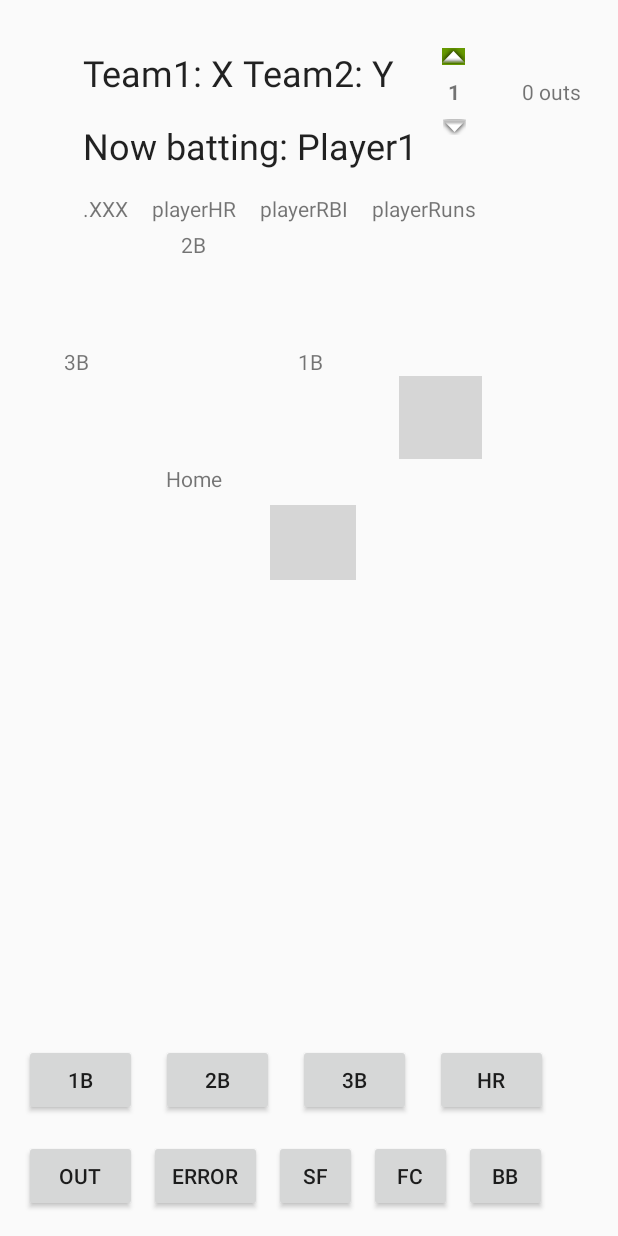
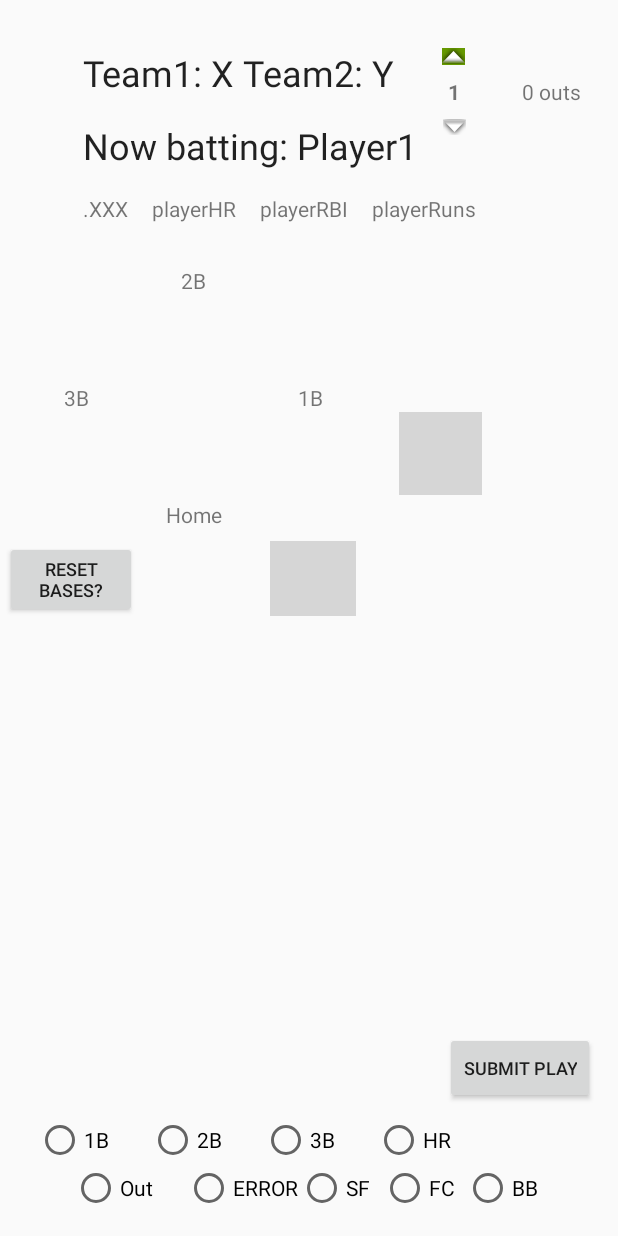
Before and after one commit to EddieF87/Softball-Statkeeper, an Android app: the layout activity_game.xml on its own in the app's theme, with its tools: preview values and no code run, on a phone screen of 412 x 824 dp. Run offline under Robolectric (Android 15) with nearby library versions, the phone set to English and light mode, and no system bars; grey boxes are pictures that could not be loaded.

Commit message:
A bunch of stuff- implemented radio groups, reset/submit buttons, etc

```diff
--- a/app/src/main/java/com/example/android/scorekeepdraft1/MainActivity.java
+++ b/app/src/main/java/com/example/android/scorekeepdraft1/MainActivity.java
@@ -17,7 +17,7 @@ public class MainActivity extends AppCompatActivity {
         startGame.setOnClickListener(new View.OnClickListener() {
             @Override
             public void onClick(View view) {
-                Intent intent = new Intent(MainActivity.this, Game.class);
+                Intent intent = new Intent(MainActivity.this, GameActivity.class);
                 startActivity(intent);
             }
         });
--- /dev/null
+++ b/app/src/main/java/com/example/android/scorekeepdraft1/StandingsActivity.java
@@ -0,0 +1,13 @@
+package com.example.android.scorekeepdraft1;
+
+import android.support.v7.app.AppCompatActivity;
+import android.os.Bundle;
+
+public class StandingsActivity extends AppCompatActivity {
+
+    @Override
+    protected void onCreate(Bundle savedInstanceState) {
+        super.onCreate(savedInstanceState);
+        setContentView(R.layout.activity_standings);
+    }
+}
--- /dev/null
+++ b/app/src/main/java/com/example/android/scorekeepdraft1/StatsActivity.java
@@ -0,0 +1,13 @@
+package com.example.android.scorekeepdraft1;
+
+import android.support.v7.app.AppCompatActivity;
+import android.os.Bundle;
+
+public class StatsActivity extends AppCompatActivity {
+
+    @Override
+    protected void onCreate(Bundle savedInstanceState) {
+        super.onCreate(savedInstanceState);
+        setContentView(R.layout.activity_stats);
+    }
+}
--- a/app/src/main/java/com/example/android/scorekeepdraft1/undoredo/AtBat.java
+++ b/app/src/main/java/com/example/android/scorekeepdraft1/undoredo/AtBat.java
@@ -9,7 +9,7 @@ import java.util.ArrayList;
 import java.util.Arrays;
 import java.util.List;
 
-import com.example.android.scorekeepdraft1.Game;
+import com.example.android.scorekeepdraft1.GameActivity;
 import com.example.android.scorekeepdraft1.Player;
 
 /**
@@ -58,18 +58,18 @@ public class AtBat {
         return "test: initalbase = " + Arrays.toString(initialBases) + "   index = " + lineupIndex + "\n final bases = " + Arrays.toString(finalBases);
     }
 
-    public void undoPlays(Game game) {
+    public void undoPlays(GameActivity game) {
         for (Play play : plays) {
             play.undoPlay(game);
         }
-        game.editOnBase(initialBases);
+        //TODO game.editOnBase(initialBases);
     }
 
-    public void redoPlays(Game game) {
+    public void redoPlays(GameActivity game) {
         for (Play play : plays) {
             play.redoPlay(game);
         }
-        game.editOnBase(finalBases);
+        //TODO game.editOnBase(finalBases);
     }
 
 }
--- /dev/null
+++ b/app/src/main/java/com/example/android/scorekeepdraft1/undoredo/BaseLog.java
@@ -0,0 +1,17 @@
+package com.example.android.scorekeepdraft1.undoredo;
+
+/**
+ * Created by Eddie on 26/08/2017.
+ */
+
+public class BaseLog {
+    private String[] basepositions;
+
+    public BaseLog(String batter, String first, String second, String third) {
+        this.basepositions =  new String[]{batter, first, second, third};
+    }
+
+    public String[] getBasepositions() {
+        return basepositions;
+    }
+}
--- a/app/src/main/java/com/example/android/scorekeepdraft1/undoredo/Inning.java
+++ b/app/src/main/java/com/example/android/scorekeepdraft1/undoredo/Inning.java
@@ -8,7 +8,7 @@ package com.example.android.scorekeepdraft1.undoredo;
 import java.util.ArrayList;
 import java.util.List;
 
-import com.example.android.scorekeepdraft1.Game;
+import com.example.android.scorekeepdraft1.GameActivity;
 import com.example.android.scorekeepdraft1.Team;
 
 
@@ -40,7 +40,7 @@ public class Inning {
         atBats.add(ab);
     }
 
-    public void undoAtBat(Game game) {
+    public void undoAtBat(GameActivity game) {
         if (atBats.isEmpty()) {
             manager.previousInning();
             return;
@@ -56,7 +56,7 @@ public class Inning {
         undoOrRedo(game);
     }
 
-    public void redoAtBat(Game game) {
+    public void redoAtBat(GameActivity game) {
         if (redoList.isEmpty()) {
             if (game.getGameOuts() == 3) {
                 manager.nextInning();
@@ -77,11 +77,11 @@ public class Inning {
         undoOrRedo(game);
     }
 
-    public void undoOrRedo(Game game) {
+    public void undoOrRedo(GameActivity game) {
         System.out.println("To undo an AB, type 'u'\nTo redo an AB, type 'r'"
                 + "\nTo continue, type any other key");
 
-        /*String command = Game.reader.nextLine();
+        /*String command = GameActivity.reader.nextLine();
 
         if (command.equals("u")) {
             undoAtBat(game);
--- a/app/src/main/java/com/example/android/scorekeepdraft1/undoredo/Play.java
+++ b/app/src/main/java/com/example/android/scorekeepdraft1/undoredo/Play.java
@@ -5,7 +5,7 @@
  */
 package com.example.android.scorekeepdraft1.undoredo;
 
-import com.example.android.scorekeepdraft1.Game;
+import com.example.android.scorekeepdraft1.GameActivity;
 import com.example.android.scorekeepdraft1.Player;
 import com.example.android.scorekeepdraft1.Team;
 
@@ -37,7 +37,7 @@ public class Play {
         return team;
     }
 
-    public void undoPlay(Game game) {
+    public void undoPlay(GameActivity game) {
 
         switch (action) {
             case "s":
@@ -89,7 +89,7 @@ public class Play {
         }
     }
 
-    public void redoPlay(Game game) {
+    public void redoPlay(GameActivity game) {
 
         switch (action) {
             case "s":
--- a/app/src/main/java/com/example/android/scorekeepdraft1/undoredo/UndoRedoManager.java
+++ b/app/src/main/java/com/example/android/scorekeepdraft1/undoredo/UndoRedoManager.java
@@ -7,7 +7,7 @@ package com.example.android.scorekeepdraft1.undoredo;
 
 import java.util.ArrayList;
 import java.util.List;
-import com.example.android.scorekeepdraft1.Game;
+import com.example.android.scorekeepdraft1.GameActivity;
 
 /**
  *
@@ -17,9 +17,9 @@ public class UndoRedoManager {
 
     private List<Inning> innings = new ArrayList<>();
     private List<Inning> redoInningList = new ArrayList<>();
-    private Game game;
+    private GameActivity game;
 
-    public UndoRedoManager(Game game) {
+    public UndoRedoManager(GameActivity game) {
         this.game = game;
     }
 
--- a/app/src/main/res/layout/activity_game.xml
+++ b/app/src/main/res/layout/activity_game.xml
@@ -4,15 +4,12 @@
     xmlns:tools="http://schemas.android.com/tools"
     android:layout_width="match_parent"
     android:layout_height="match_parent"
-    tools:context="com.example.android.scorekeepdraft1.Game">
+    tools:context="com.example.android.scorekeepdraft1.GameActivity">
 
     <TextView
         android:id="@+id/second_text"
         android:layout_width="wrap_content"
         android:layout_height="wrap_content"
-        android:layout_marginBottom="0dp"
-        android:layout_marginLeft="0dp"
-        android:layout_marginRight="0dp"
         android:text="2B"
         app:layout_constraintBottom_toTopOf="@+id/second_display"
         app:layout_constraintLeft_toLeftOf="@+id/second_display"
@@ -30,7 +27,7 @@
         android:layout_marginEnd="8dp"
         app:layout_constraintTop_toTopOf="parent"
         android:layout_marginTop="32dp"
-        android:layout_marginRight="0dp"
+        android:layout_marginRight="8dp"
         app:layout_constraintRight_toRightOf="parent"
         app:layout_constraintHorizontal_bias="0.25" />
 
@@ -42,98 +39,98 @@
         android:textAppearance="@style/TextAppearance.AppCompat.Headline"
         android:layout_marginTop="16dp"
         app:layout_constraintTop_toBottomOf="@+id/scoreboard"
-        android:layout_marginLeft="0dp"
         app:layout_constraintLeft_toLeftOf="@+id/scoreboard" />
 
-    <Button
-        android:id="@+id/error"
+
+    <RadioGroup xmlns:android="http://schemas.android.com/apk/res/android"
+        android:id="@+id/group1"
+        android:layout_width="wrap_content"
+        android:layout_height="wrap_content"
+        android:layout_marginBottom="0dp"
+        android:layout_marginLeft="16dp"
+        android:layout_marginStart="24dp"
+        android:orientation="horizontal"
+        app:layout_constraintBottom_toTopOf="@+id/group2"
+        app:layout_constraintLeft_toLeftOf="parent">
+
+
+        <RadioButton
+            android:id="@+id/single"
             android:layout_width="75dp"
             android:layout_height="wrap_content"
-        android:text="ERROR"
-        app:layout_constraintBottom_toBottomOf="@+id/out"
-        android:layout_marginBottom="0dp"
-        app:layout_constraintLeft_toRightOf="@+id/out"
-        android:layout_marginLeft="8dp" />
+            android:onClick="onRadioButtonClicked"
+            android:text="1B" />
 
-    <Button
+        <RadioButton
+            android:id="@+id/dbl"
+            android:layout_width="75dp"
+            android:layout_height="wrap_content"
+            android:onClick="onRadioButtonClicked"
+            android:text="2B" />
+
+        <RadioButton
             android:id="@+id/triple"
             android:layout_width="75dp"
             android:layout_height="wrap_content"
-        android:text="3B"
-        app:layout_constraintBottom_toBottomOf="@+id/dbl"
-        android:layout_marginBottom="0dp"
-        app:layout_constraintLeft_toRightOf="@+id/dbl"
-        android:layout_marginLeft="16dp" />
+            android:onClick="onRadioButtonClicked"
+            android:text="3B" />
 
-    <Button
-        android:id="@+id/single"
+        <RadioButton
+            android:id="@+id/hr"
             android:layout_width="75dp"
             android:layout_height="wrap_content"
-        android:text="1B"
+            android:onClick="onRadioButtonClicked"
+            android:text="HR" />
+
+    </RadioGroup>
+
+    <RadioGroup xmlns:android="http://schemas.android.com/apk/res/android"
+        android:layout_width="336dp"
+        android:layout_height="wrap_content"
+        android:id="@+id/group2"
+        android:orientation="horizontal"
+        android:layout_marginStart="24dp"
+        app:layout_constraintBottom_toBottomOf="parent"
         android:layout_marginBottom="16dp"
-        app:layout_constraintBottom_toTopOf="@+id/out"
-        android:layout_marginLeft="16dp"
-        app:layout_constraintLeft_toLeftOf="parent" />
+        android:layout_marginLeft="0dp"
+        app:layout_constraintLeft_toLeftOf="@+id/group1">
 
-    <Button
-        android:id="@+id/dbl"
-        android:layout_width="75dp"
-        android:layout_height="wrap_content"
-        android:text="2B"
-        app:layout_constraintBottom_toBottomOf="@+id/single"
-        android:layout_marginBottom="0dp"
-        app:layout_constraintLeft_toRightOf="@+id/single"
-        android:layout_marginLeft="16dp" />
-
-    <Button
+    <RadioButton
         android:id="@+id/out"
         android:layout_width="75dp"
         android:layout_height="wrap_content"
         android:text="Out"
-        app:layout_constraintBottom_toBottomOf="parent"
-        android:layout_marginBottom="16dp"
-        android:layout_marginLeft="16dp"
-        app:layout_constraintLeft_toLeftOf="parent" />
+        android:onClick ="onRadioButtonClicked" />
 
-    <Button
-        android:id="@+id/hr"
-        android:layout_width="75dp"
+    <RadioButton
+        android:id="@+id/error"
+        android:layout_width="wrap_content"
         android:layout_height="wrap_content"
-        android:text="HR"
-        app:layout_constraintBottom_toBottomOf="@+id/triple"
-        android:layout_marginBottom="0dp"
-        app:layout_constraintLeft_toRightOf="@+id/triple"
-        android:layout_marginLeft="16dp" />
+        android:text="ERROR"
+        android:onClick ="onRadioButtonClicked" />
 
-    <Button
+        <RadioButton
             android:id="@+id/sf"
             android:layout_width="55dp"
             android:layout_height="wrap_content"
-        android:layout_marginBottom="0dp"
-        android:layout_marginLeft="8dp"
-        android:text="SF"
-        app:layout_constraintBottom_toBottomOf="@+id/error"
-        app:layout_constraintLeft_toRightOf="@+id/error" />
+            android:onClick="onRadioButtonClicked"
+            android:text="SF" />
 
-    <Button
+        <RadioButton
         android:id="@+id/fc"
         android:layout_width="55dp"
         android:layout_height="wrap_content"
-        android:layout_marginBottom="0dp"
-        android:layout_marginLeft="8dp"
         android:text="FC"
-        app:layout_constraintBottom_toBottomOf="@+id/sf"
-        app:layout_constraintLeft_toRightOf="@+id/sf" />
+        android:onClick = "onRadioButtonClicked" />
 
-    <Button
+    <RadioButton
         android:id="@+id/bb"
-        android:layout_width="55dp"
+        android:layout_width="75dp"
         android:layout_height="wrap_content"
-        android:layout_marginBottom="0dp"
-        android:layout_marginLeft="8dp"
         android:text="BB"
-        app:layout_constraintBottom_toBottomOf="@+id/fc"
-        app:layout_constraintLeft_toRightOf="@+id/fc" />
+        android:onClick ="onRadioButtonClicked" />
+    </RadioGroup>
+
 
     <ImageView
         android:id="@+id/imageView"
@@ -142,18 +139,16 @@
         android:background="@android:color/holo_green_dark"
         app:srcCompat="@android:drawable/arrow_up_float"
         app:layout_constraintTop_toTopOf="@+id/scoreboard"
-        android:layout_marginTop="0dp"
         app:layout_constraintLeft_toRightOf="@+id/scoreboard"
-        android:layout_marginLeft="32dp" />
+        android:layout_marginLeft="32dp"
+        android:layout_marginStart="32dp" />
 
     <ImageView
         android:id="@+id/imageView2"
         android:layout_width="wrap_content"
         android:layout_height="wrap_content"
         app:srcCompat="@android:drawable/arrow_down_float"
-        android:layout_marginLeft="0dp"
         app:layout_constraintLeft_toLeftOf="@+id/inning"
-        android:layout_marginRight="0dp"
         app:layout_constraintRight_toRightOf="@+id/inning"
         android:layout_marginTop="8dp"
         app:layout_constraintTop_toBottomOf="@+id/inning" />
@@ -162,8 +157,6 @@
         android:id="@+id/inning"
         android:layout_width="wrap_content"
         android:layout_height="wrap_content"
-        android:layout_marginLeft="0dp"
-        android:layout_marginRight="0dp"
         android:layout_marginTop="8dp"
         android:text="1"
         android:textStyle="bold"
@@ -177,11 +170,12 @@
         android:layout_height="wrap_content"
         android:layout_marginLeft="24dp"
         android:layout_marginRight="8dp"
-        android:layout_marginTop="0dp"
         android:text="0 outs"
         app:layout_constraintLeft_toRightOf="@+id/inning"
         app:layout_constraintRight_toRightOf="parent"
-        app:layout_constraintTop_toTopOf="@+id/inning" />
+        app:layout_constraintTop_toTopOf="@+id/inning"
+        android:layout_marginStart="24dp"
+        android:layout_marginEnd="8dp" />
 
     <TextView
         android:id="@+id/hrdisplay"
@@ -191,33 +185,32 @@
         app:layout_constraintLeft_toRightOf="@+id/avgdisplay"
         android:layout_marginLeft="16dp"
         app:layout_constraintTop_toTopOf="@+id/avgdisplay"
-        android:layout_marginTop="0dp" />
+        android:layout_marginStart="16dp" />
 
     <TextView
         android:id="@+id/rbidisplay"
         android:layout_width="wrap_content"
         android:layout_height="wrap_content"
         android:layout_marginLeft="16dp"
-        android:layout_marginTop="0dp"
         android:text="playerRBI"
         app:layout_constraintLeft_toRightOf="@+id/hrdisplay"
-        app:layout_constraintTop_toTopOf="@+id/hrdisplay" />
+        app:layout_constraintTop_toTopOf="@+id/hrdisplay"
+        android:layout_marginStart="16dp" />
 
     <TextView
         android:id="@+id/rundisplay"
         android:layout_width="wrap_content"
         android:layout_height="wrap_content"
         android:layout_marginLeft="16dp"
-        android:layout_marginTop="0dp"
         android:text="playerRuns"
         app:layout_constraintLeft_toRightOf="@+id/rbidisplay"
-        app:layout_constraintTop_toTopOf="@+id/rbidisplay" />
+        app:layout_constraintTop_toTopOf="@+id/rbidisplay"
+        android:layout_marginStart="16dp" />
 
     <TextView
         android:id="@+id/avgdisplay"
         android:layout_width="wrap_content"
         android:layout_height="wrap_content"
-        android:layout_marginLeft="0dp"
         android:layout_marginTop="16dp"
         android:text=".XXX"
         app:layout_constraintLeft_toLeftOf="@+id/nowbatting"
@@ -233,19 +226,21 @@
         android:gravity="center_vertical|center"
         android:textStyle="bold"
         app:layout_constraintLeft_toRightOf="@+id/home_display"
-        app:layout_constraintTop_toBottomOf="@+id/second_display" />
+        app:layout_constraintTop_toBottomOf="@+id/second_display"
+        android:layout_marginStart="8dp" />
 
     <TextView
         android:id="@+id/second_display"
         android:layout_width="70dp"
         android:layout_height="70dp"
         android:layout_marginLeft="8dp"
-        android:layout_marginTop="24dp"
+        android:layout_marginTop="48dp"
         android:background="@drawable/back"
         android:gravity="center_vertical|center"
         android:textStyle="bold"
         app:layout_constraintLeft_toRightOf="@+id/third_display"
-        app:layout_constraintTop_toBottomOf="@+id/avgdisplay" />
+        app:layout_constraintTop_toBottomOf="@+id/avgdisplay"
+        android:layout_marginStart="8dp" />
 
     <TextView
         android:id="@+id/third_display"
@@ -257,7 +252,8 @@
         android:gravity="center_vertical|center"
         android:textStyle="bold"
         app:layout_constraintLeft_toLeftOf="parent"
-        app:layout_constraintTop_toBottomOf="@+id/second_display" />
+        app:layout_constraintTop_toBottomOf="@+id/second_display"
+        android:layout_marginStart="16dp" />
 
     <TextView
         android:id="@+id/home_display"
@@ -269,7 +265,8 @@
         android:gravity="center_vertical|center"
         android:textStyle="bold"
         app:layout_constraintLeft_toRightOf="@+id/third_display"
-        app:layout_constraintTop_toBottomOf="@+id/third_display" />
+        app:layout_constraintTop_toBottomOf="@+id/third_display"
+        android:layout_marginStart="8dp" />
 
     <ImageView
         android:id="@+id/batter"
@@ -279,15 +276,13 @@
         android:layout_marginTop="16dp"
         app:layout_constraintLeft_toRightOf="@+id/home_display"
         app:layout_constraintTop_toBottomOf="@+id/first_display"
-        app:srcCompat="@drawable/batter" />
+        app:srcCompat="@drawable/batter"
+        android:layout_marginStart="16dp" />
 
     <TextView
         android:id="@+id/first_text"
         android:layout_width="wrap_content"
         android:layout_height="wrap_content"
-        android:layout_marginBottom="0dp"
-        android:layout_marginLeft="0dp"
-        android:layout_marginRight="0dp"
         android:text="1B"
         app:layout_constraintBottom_toTopOf="@+id/first_display"
         app:layout_constraintLeft_toLeftOf="@+id/first_display"
@@ -297,9 +292,6 @@
         android:id="@+id/textView2"
         android:layout_width="wrap_content"
         android:layout_height="wrap_content"
-        android:layout_marginBottom="0dp"
-        android:layout_marginLeft="0dp"
-        android:layout_marginRight="0dp"
         android:text="3B"
         app:layout_constraintBottom_toTopOf="@+id/third_display"
         app:layout_constraintLeft_toLeftOf="@+id/third_display"
@@ -309,9 +301,6 @@
         android:id="@+id/home_text"
         android:layout_width="wrap_content"
         android:layout_height="wrap_content"
-        android:layout_marginBottom="0dp"
-        android:layout_marginLeft="0dp"
-        android:layout_marginRight="0dp"
         android:text="Home"
         app:layout_constraintBottom_toTopOf="@+id/home_display"
         app:layout_constraintLeft_toLeftOf="@+id/home_display"
@@ -322,9 +311,37 @@
         android:layout_width="55dp"
         android:layout_height="55dp"
         android:layout_marginLeft="24dp"
-        android:layout_marginTop="0dp"
         app:layout_constraintLeft_toRightOf="@+id/first_display"
         app:layout_constraintTop_toBottomOf="@+id/first_text"
-        app:srcCompat="@drawable/trash" />
+        app:srcCompat="@drawable/trash"
+        android:layout_marginStart="24dp" />
+
+    <Button
+        android:id="@+id/reset"
+        android:layout_width="88dp"
+        android:layout_height="51dp"
+        android:layout_marginRight="8dp"
+        android:layout_marginTop="16dp"
+        android:text="Reset Bases?"
+        android:textSize="12sp"
+        app:layout_constraintRight_toLeftOf="@+id/home_display"
+        app:layout_constraintTop_toBottomOf="@+id/third_display"
+        android:layout_marginEnd="8dp"
+        android:layout_marginLeft="8dp"
+        app:layout_constraintLeft_toLeftOf="parent"
+        android:layout_marginStart="8dp" />
+
+    <Button
+        android:id="@+id/submit"
+        android:layout_width="wrap_content"
+        android:layout_height="wrap_content"
+        android:layout_marginBottom="8dp"
+        android:layout_marginEnd="15dp"
+        android:layout_marginRight="16dp"
+        android:text="SUBMIT PLAY"
+        android:textSize="12sp"
+        app:layout_constraintBottom_toTopOf="@+id/group1"
+        app:layout_constraintRight_toRightOf="parent"
+     />
 
 </android.support.constraint.ConstraintLayout>
--- /dev/null
+++ b/app/src/main/res/layout/activity_standings.xml
@@ -0,0 +1,9 @@
+<?xml version="1.0" encoding="utf-8"?>
+<android.support.constraint.ConstraintLayout xmlns:android="http://schemas.android.com/apk/res/android"
+    xmlns:app="http://schemas.android.com/apk/res-auto"
+    xmlns:tools="http://schemas.android.com/tools"
+    android:layout_width="match_parent"
+    android:layout_height="match_parent"
+    tools:context="com.example.android.scorekeepdraft1.StandingsActivity">
+
+</android.support.constraint.ConstraintLayout>
```
Also changed, not shown: app/src/main/AndroidManifest.xml (+5 -2 lines). Lines whose indentation alone changed are shown as unchanged.
